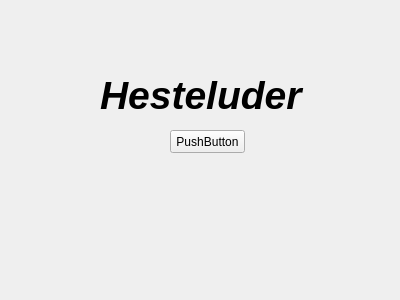
Qt form HomeAutomation/HomeAutomation/removeunit.ui (PRJ2GR15/Software-Design) before a commit.
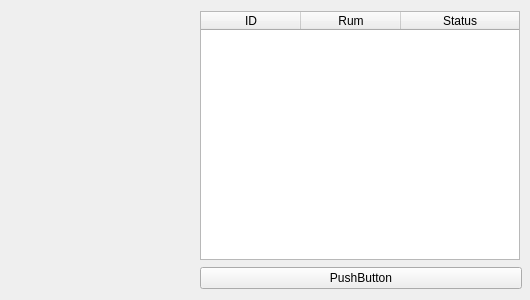
The same form after that commit.

Commit message: Add Unit UI + Ændret småting i de andre UI

Patch:
```diff
--- a/HomeAutomation/HomeAutomation/removeunit.ui
+++ b/HomeAutomation/HomeAutomation/removeunit.ui
@@ -6,49 +6,89 @@
    <rect>
     <x>0</x>
     <y>0</y>
-    <width>400</width>
+    <width>530</width>
     <height>300</height>
    </rect>
   </property>
+  <property name="sizePolicy">
+   <sizepolicy hsizetype="Fixed" vsizetype="Fixed">
+    <horstretch>0</horstretch>
+    <verstretch>0</verstretch>
+   </sizepolicy>
+  </property>
+  <property name="minimumSize">
+   <size>
+    <width>530</width>
+    <height>300</height>
+   </size>
+  </property>
+  <property name="maximumSize">
+   <size>
+    <width>530</width>
+    <height>300</height>
+   </size>
+  </property>
   <property name="windowTitle">
    <string>Form</string>
   </property>
-  <widget class="QPushButton" name="rem_u_PushButton">
+  <widget class="QWidget" name="layoutWidget">
    <property name="geometry">
     <rect>
-     <x>170</x>
-     <y>130</y>
-     <width>75</width>
-     <height>23</height>
+     <x>200</x>
+     <y>10</y>
+     <width>322</width>
+     <height>280</height>
     </rect>
    </property>
-   <property name="text">
-    <string>PushButton</string>
-   </property>
-  </widget>
-  <widget class="QLabel" name="label">
-   <property name="geometry">
-    <rect>
-     <x>100</x>
-     <y>70</y>
-     <width>280</width>
-     <height>50</height>
-    </rect>
-   </property>
-   <property name="font">
-    <font>
-     <pointsize>29</pointsize>
-     <weight>75</weight>
-     <italic>true</italic>
-     <bold>true</bold>
-     <underline>false</underline>
-     <strikeout>false</strikeout>
-     <kerning>true</kerning>
-    </font>
-   </property>
-   <property name="text">
-    <string>Hesteluder</string>
-   </property>
+   <layout class="QVBoxLayout" name="verticalLayout_2">
+    <item>
+     <widget class="QTableWidget" name="unitTable">
+      <property name="sizePolicy">
+       <sizepolicy hsizetype="Fixed" vsizetype="Fixed">
+        <horstretch>0</horstretch>
+        <verstretch>0</verstretch>
+       </sizepolicy>
+      </property>
+      <property name="minimumSize">
+       <size>
+        <width>320</width>
+        <height>249</height>
+       </size>
+      </property>
+      <attribute name="horizontalHeaderCascadingSectionResizes">
+       <bool>false</bool>
+      </attribute>
+      <attribute name="horizontalHeaderStretchLastSection">
+       <bool>true</bool>
+      </attribute>
+      <attribute name="verticalHeaderVisible">
+       <bool>false</bool>
+      </attribute>
+      <column>
+       <property name="text">
+        <string>ID</string>
+       </property>
+      </column>
+      <column>
+       <property name="text">
+        <string>Rum</string>
+       </property>
+      </column>
+      <column>
+       <property name="text">
+        <string>Status</string>
+       </property>
+      </column>
+     </widget>
+    </item>
+    <item>
+     <widget class="QPushButton" name="updateButton">
+      <property name="text">
+       <string>PushButton</string>
+      </property>
+     </widget>
+    </item>
+   </layout>
   </widget>
  </widget>
  <resources/>
```
The commit also changes 10 other files.
